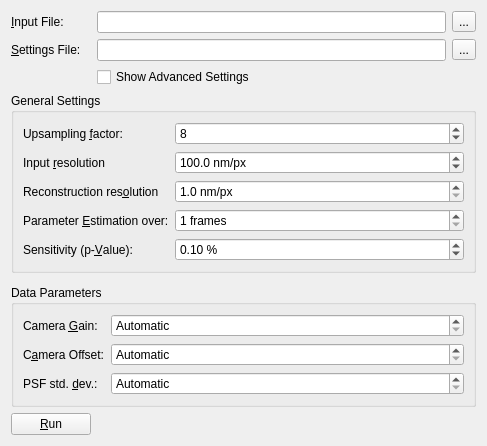
This is gui/inputwidget.ui in ukoethe/simple-STORM as Qt 5 draws it before an edit. The edited form follows.
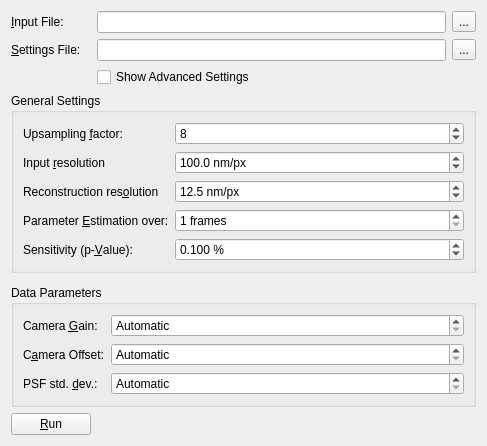
This is the edited form. Custom widgets are drawn as their Qt base class.

What changed in the file:
```diff
--- a/gui/inputwidget.ui
+++ b/gui/inputwidget.ui
@@ -180,7 +180,7 @@
          <string> %</string>
         </property>
         <property name="decimals">
-         <number>2</number>
+         <number>3</number>
         </property>
         <property name="maximum">
          <double>100.000000000000000</double>
@@ -249,7 +249,7 @@
          <double>0.500000000000000</double>
         </property>
         <property name="value">
-         <double>1.000000000000000</double>
+         <double>12.500000000000000</double>
         </property>
        </widget>
       </item>
```
Left out of the diff: 3 changed lines with no effect on the pictures.
